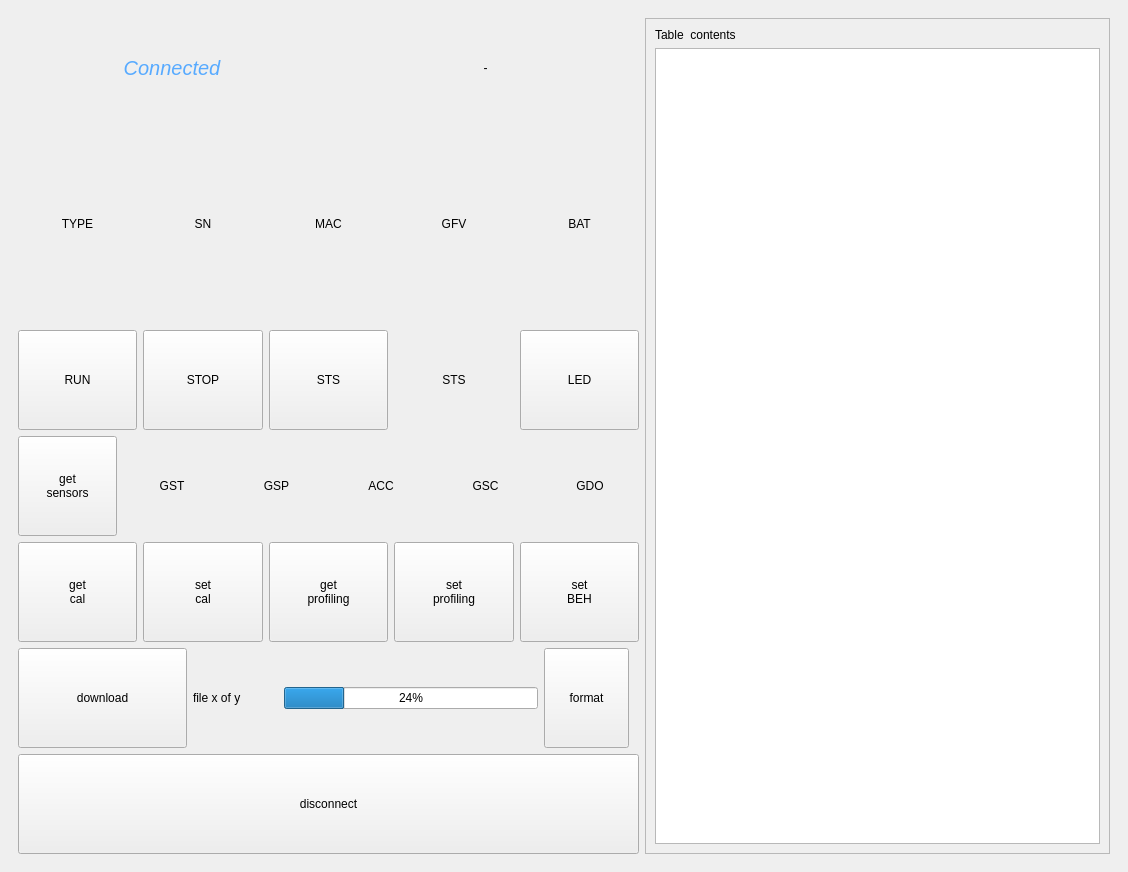
The window that bix/gui/gui.ui (LowellInstruments/bix) describes before a commit, drawn with Qt 5.
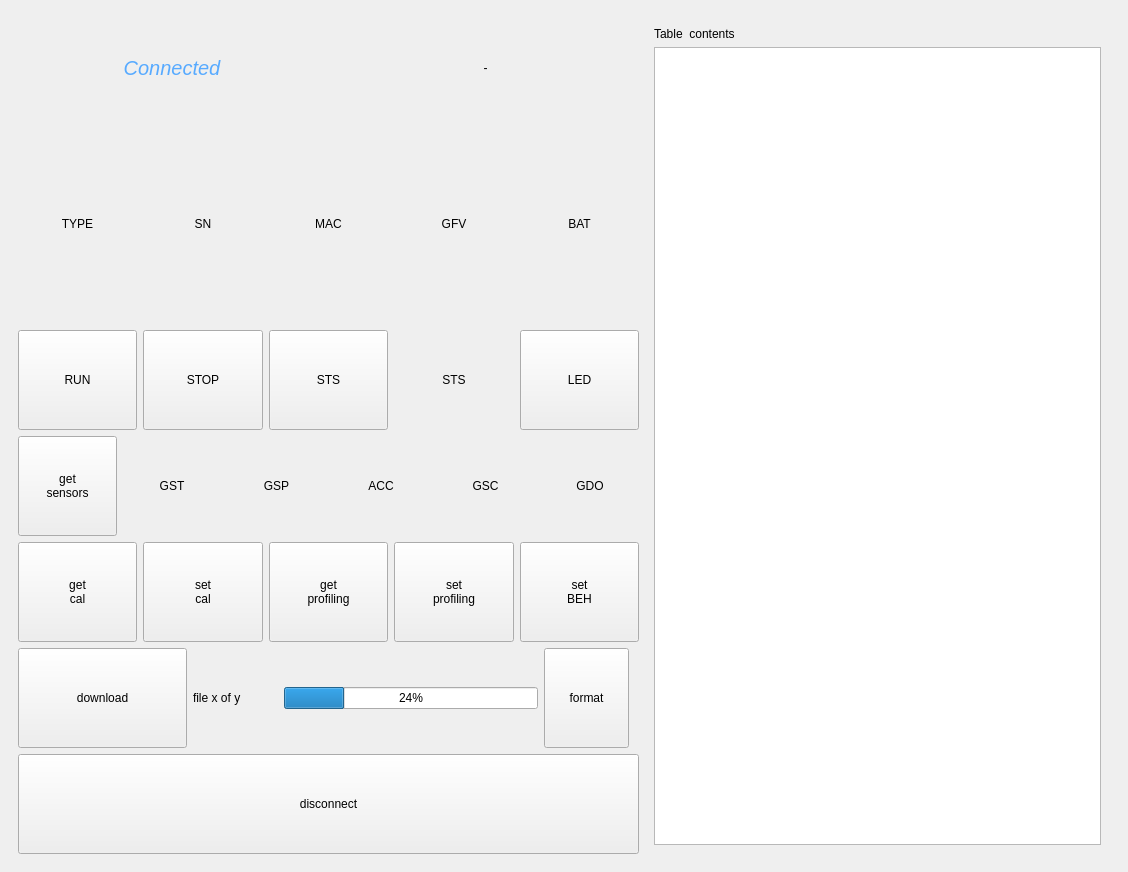
The same window after the commit.

```diff
--- a/bix/gui/gui.ui
+++ b/bix/gui/gui.ui
@@ -528,7 +528,7 @@
           <item>
            <widget class="QFrame" name="frame">
             <property name="frameShape">
-             <enum>QFrame::StyledPanel</enum>
+             <enum>QFrame::NoFrame</enum>
             </property>
             <property name="frameShadow">
              <enum>QFrame::Raised</enum>
```
Left out of the diff: 4 changed lines with no effect on the pictures.
